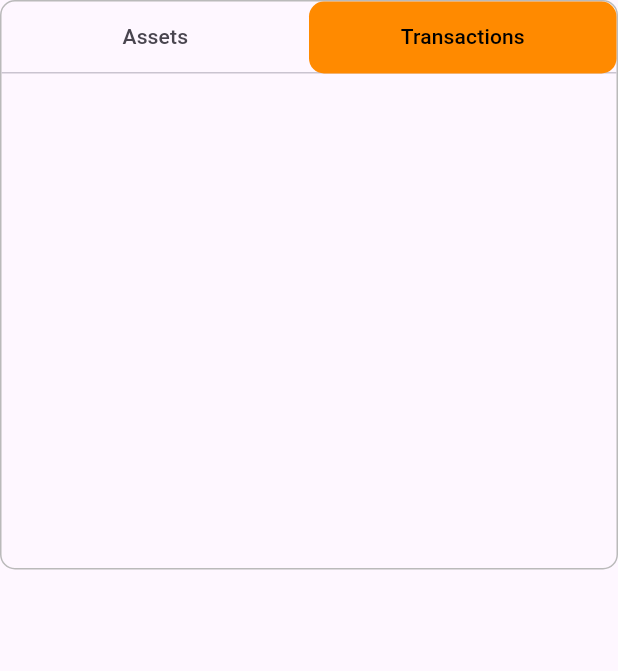
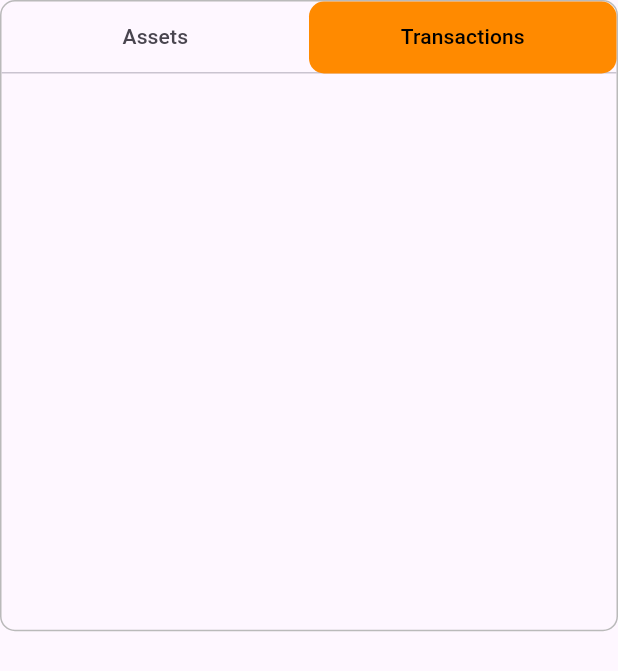
Before and after one commit to kgcflutter/mindchain_wallet, a Flutter app: the AssetsAndTrxTapbar widget shown alone on an empty page, opened directly, tab 2 chosen, on a phone screen of 412 x 824 dp. Shown: the top 671 px of the screen. Run offline on Flutter 3.47's test engine with Material 3 defaults, Android fonts, the light colour scheme and no system bars; our stand-ins replace firebase_core, firebase_messaging, fluttertoast, lottie, share_plus, shared_preferences; missing offline and left inert: bip32, bip39, qr_bar_code, qr_code_scanner, web3dart; accounts and stored records are empty; network calls fail.

Commit message:
Merge remote-tracking branch 'origin/master'
# Conflicts:
#	lib/main.dart
#	lib/presentation/screens/dashboard_screen.dart
#	lib/presentation/screens/send_token_screen.dart
#	lib/presentation/screens/token_send_confirm_screen.dart
#	pubspec.yaml

```diff
--- a/lib/presentation/widget/dashboard/assets_and_trx_tapbar.dart
+++ b/lib/presentation/widget/dashboard/assets_and_trx_tapbar.dart
@@ -12,8 +12,7 @@ class AssetsAndTrxTapbar extends StatelessWidget {
 
   @override
   Widget build(BuildContext context) {
-    return Expanded(
-      child: Container(
+    return Container(
       width: double.infinity,
       decoration: BoxDecoration(
         borderRadius: BorderRadius.circular(10),
@@ -44,7 +43,7 @@ class AssetsAndTrxTapbar extends StatelessWidget {
                   ],
                 ),
                 SizedBox(
-                    height: MediaQuery.of(context).size.height * 0.4,
+                  height: MediaQuery.of(context).size.height * 0.45,
                   child: TabBarView(
                     children: [buildTokenList(), const TransactionListView()],
                   ),
@@ -53,7 +52,6 @@ class AssetsAndTrxTapbar extends StatelessWidget {
             ),
           ),
         ],
-        ),
       ),
     );
   }
@@ -65,11 +63,14 @@ class AssetsAndTrxTapbar extends StatelessWidget {
         onRefresh: () =>
             Provider.of<NewAssetsTokenAddProvider>(context, listen: false)
                 .showAddedTokenAndBalance(),
+        child: Visibility(
+          visible: value.allScreenTokenList.isNotEmpty,
+          replacement: const Center(child: CircularProgressIndicator(color: Colors.orange,)),
           child: ListView.builder(
             shrinkWrap: true,
             itemCount: value.allScreenTokenList.length,
             itemBuilder: (context, index) => Padding(
-            padding: const EdgeInsets.all(8.0),
+              padding: const EdgeInsets.symmetric(horizontal: 8.0, vertical: 4),
               child: Container(
                 decoration: BoxDecoration(
                   borderRadius: BorderRadius.circular(10),
@@ -84,7 +85,8 @@ class AssetsAndTrxTapbar extends StatelessWidget {
                         builder: (context) => AddedTokenSendScreen(
                           balance: value.allScreenTokenList[index]['balance'],
                           fullName: value.allScreenTokenList[index]['name'],
-                        contractAddress: value.allScreenTokenList[index]['address'],
+                          contractAddress: value.allScreenTokenList[index]
+                              ['address'],
                         ),
                       )),
                   trailing: Column(
@@ -94,14 +96,14 @@ class AssetsAndTrxTapbar extends StatelessWidget {
                         style: const TextStyle(
                             fontWeight: FontWeight.bold, fontSize: 16),
                       ),
-                     Text(value.balanceMaker(value.allScreenTokenList[index]['balance'], value.allScreenTokenList[index]['value'])
-                     )],
+                      Text(value.allScreenTokenList[index]['total-dollar'])
+                    ],
                   ),
                   title: Text(
                     value.allScreenTokenList[index]['name'],
                     style: const TextStyle(fontWeight: FontWeight.bold),
                   ),
-                subtitle:  Text(value.allScreenTokenList[index]['value']),
+                  subtitle: Text('${value.allScreenTokenList[index]['value']}'),
                   leading: Image.asset(
                     value.allScreenTokenList[index]['image'],
                     height: 37,
@@ -111,6 +113,7 @@ class AssetsAndTrxTapbar extends StatelessWidget {
             ),
           ),
         ),
+      ),
     );
   }
 }
```
Also changed, not shown: lib/presentation/provider/new_assets_token_add_provider.dart (+40 -21 lines). Lines whose indentation alone changed are shown as unchanged.
